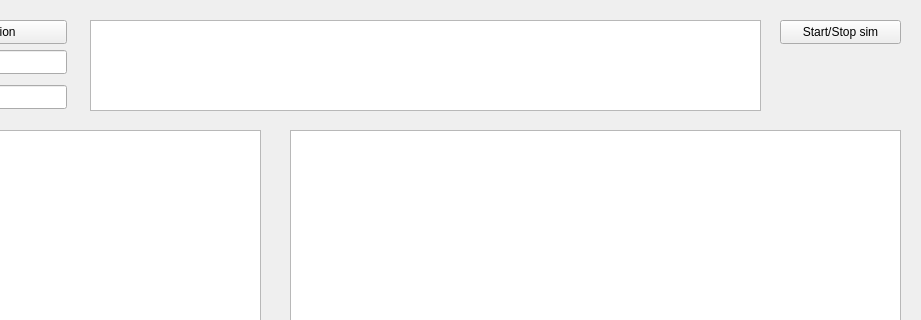
Old version of the form form.ui in the repository CarletonURocketry/hybrid-engine-ui; both pictures show x 370 to 1291 and y 0 to 320 of the 1291 by 787 pixel window.
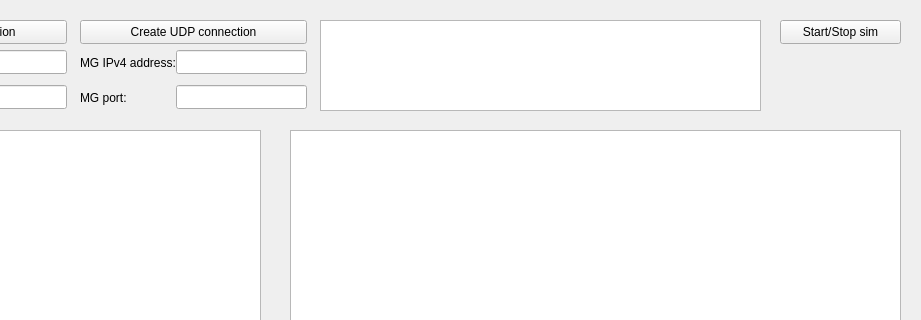
New version of the form. Icons and pictures are not drawn. Custom widgets are drawn as their Qt base class.

Commit message: Added UDP connection option

The edit to the form file:
```diff
--- a/form.ui
+++ b/form.ui
@@ -175,13 +175,72 @@
   <widget class="QTextBrowser" name="logOutput">
    <property name="geometry">
     <rect>
-     <x>460</x>
+     <x>690</x>
      <y>20</y>
-     <width>671</width>
+     <width>441</width>
      <height>91</height>
     </rect>
    </property>
   </widget>
+  <widget class="QLabel" name="portLabel_UDP">
+   <property name="geometry">
+    <rect>
+     <x>450</x>
+     <y>90</y>
+     <width>101</width>
+     <height>16</height>
+    </rect>
+   </property>
+   <property name="text">
+    <string>MG port: </string>
+   </property>
+  </widget>
+  <widget class="QLineEdit" name="portInput_UDP">
+   <property name="geometry">
+    <rect>
+     <x>546</x>
+     <y>85</y>
+     <width>131</width>
+     <height>24</height>
+    </rect>
+   </property>
+  </widget>
+  <widget class="QLineEdit" name="ipAddressInput_UDP">
+   <property name="geometry">
+    <rect>
+     <x>546</x>
+     <y>50</y>
+     <width>131</width>
+     <height>24</height>
+    </rect>
+   </property>
+  </widget>
+  <widget class="QPushButton" name="udpConnectButton">
+   <property name="geometry">
+    <rect>
+     <x>450</x>
+     <y>20</y>
+     <width>227</width>
+     <height>24</height>
+    </rect>
+   </property>
+   <property name="text">
+    <string>Create UDP connection</string>
+   </property>
+  </widget>
+  <widget class="QLabel" name="ipAddressLabel_UDP">
+   <property name="geometry">
+    <rect>
+     <x>450</x>
+     <y>55</y>
+     <width>101</width>
+     <height>16</height>
+    </rect>
+   </property>
+   <property name="text">
+    <string>MG IPv4 address: </string>
+   </property>
+  </widget>
  </widget>
  <customwidgets>
   <customwidget>
```
The commit also changes 1 other file.
